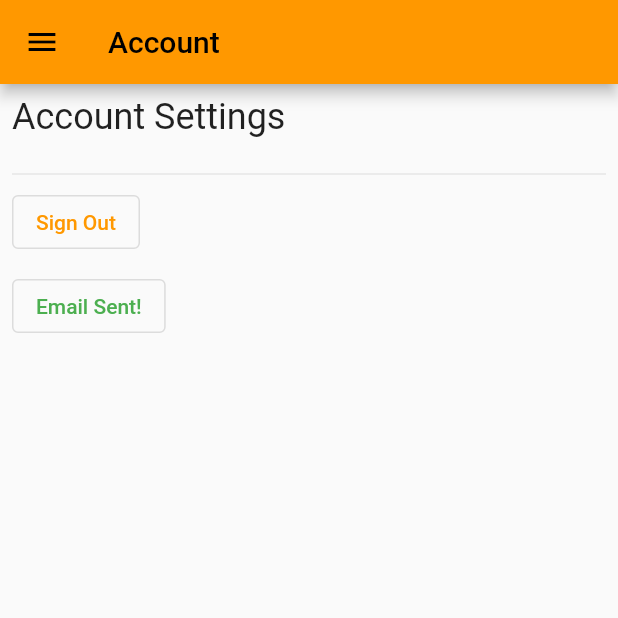
After one commit to PeterTheSalmon/later_flutter, a Flutter app: the AccountSettings screen opened directly, after a tap on "Reset Password", on a phone screen of 412 x 824 dp, the top half of it. The commit adds this screen. Run offline on Flutter 3.47's test engine with Material 2 defaults, Android fonts, the phone set to English and light mode, and no system bars; our stand-ins replace cloud_firestore, firebase_auth, firebase_core, flutter_speed_dial; accounts and stored records are empty; network calls fail.

Commit message:
openingn links works again. Checked url conventions. added account settings

```diff
--- a/lib/services/authentication_service.dart
+++ b/lib/services/authentication_service.dart
@@ -10,6 +10,15 @@ class AuthenticationService with ChangeNotifier {
   Stream<User?> get authStateChanges => _firebaseAuth.authStateChanges();
 
   String? errorMessage;
+
+  Future<void> resetPassword(BuildContext context) async {
+    try {
+      await _firebaseAuth.sendPasswordResetEmail(
+          email: FirebaseAuth.instance.currentUser!.email!);
+    } catch (error) {
+      return;
+    }
+  }
 
   Future<void> signOut(BuildContext context) async {
     await _firebaseAuth.signOut();
--- /dev/null
+++ b/lib/services/check_url_conventions.dart
@@ -0,0 +1,6 @@
+String checkUrlConventions({required String url}) {
+  if (url.startsWith('http://') || url.startsWith('https://')) {
+    return url;
+  }
+  return 'https://$url';
+}
--- /dev/null
+++ b/lib/views/account/account_settings.dart
@@ -0,0 +1,59 @@
+import 'package:firebase_auth/firebase_auth.dart';
+import 'package:flutter/material.dart';
+import 'package:later_flutter/services/authentication_service.dart';
+import 'package:later_flutter/views/standard_drawer.dart';
+import 'package:provider/provider.dart';
+
+class AccountSettings extends StatefulWidget {
+  const AccountSettings({Key? key}) : super(key: key);
+
+  @override
+  State<AccountSettings> createState() => _AccountSettingsState();
+}
+
+class _AccountSettingsState extends State<AccountSettings> {
+  bool _passwordResetSent = false;
+
+  @override
+  Widget build(BuildContext context) {
+    return Scaffold(
+      appBar: AppBar(
+        title: const Text('Account'),
+      ),
+      drawer: const Drawer(child: StandardDrawer()),
+      body: Padding(
+        padding: const EdgeInsets.all(8.0),
+        child: Column(
+          crossAxisAlignment: CrossAxisAlignment.start,
+          children: <Widget>[
+            const Text(
+              'Account Settings',
+              style: TextStyle(fontSize: 24),
+            ),
+            Text(FirebaseAuth.instance.currentUser?.email ?? '',
+                style: const TextStyle(fontSize: 14)),
+            const Divider(),
+            OutlinedButton(
+                onPressed: () {
+                  context.read<AuthenticationService>().signOut(context);
+                },
+                child: const Text("Sign Out")),
+            const SizedBox(height: 8),
+            OutlinedButton(
+                onPressed: () {
+                  context.read<AuthenticationService>().resetPassword(context);
+                  setState(() {
+                    _passwordResetSent = true;
+                  });
+                },
+                child: Text(
+                  _passwordResetSent ? "Email Sent!" : "Reset Password",
+                  style: TextStyle(
+                      color: _passwordResetSent ? Colors.green : null),
+                )),
+          ],
+        ),
+      ),
+    );
+  }
+}
--- a/lib/views/folder_manager.dart
+++ b/lib/views/folder_manager.dart
@@ -19,11 +19,12 @@ class _FolderManagerState extends State<FolderManager> {
     return Scaffold(
         appBar: AppBar(title: const Text("Manage Folders")),
         drawer: const Drawer(child: StandardDrawer()),
-        floatingActionButton: FloatingActionButton(
+        floatingActionButton: FloatingActionButton.extended(
           onPressed: () {
             showNewFolderSheet(context);
           },
-          child: const Icon(Icons.add),
+          label: const Text("New Folder"),
+          icon: const Icon(Icons.add),
           backgroundColor: Colors.orange,
         ),
         body: SingleChildScrollView(
--- a/lib/views/new_link_sheet.dart
+++ b/lib/views/new_link_sheet.dart
@@ -1,6 +1,7 @@
 import 'package:cloud_firestore/cloud_firestore.dart';
 import 'package:firebase_auth/firebase_auth.dart';
 import 'package:flutter/material.dart';
+import 'package:later_flutter/services/check_url_conventions.dart';
 
 Future<void> showNewLinkSheet(BuildContext context,
     {required String parentFolderId}) {
@@ -58,7 +59,8 @@ Future<void> showNewLinkSheet(BuildContext context,
                               "isFavourite": false,
                               "parentFolderId": parentFolderId,
                               "title": titleController.text,
-                              "url": urlController.text,
+                              "url":
+                                  checkUrlConventions(url: urlController.text),
                               "userId": FirebaseAuth.instance.currentUser!.uid
                             });
                             Navigator.pop(context);
--- a/pubspec.yaml
+++ b/pubspec.yaml
@@ -39,6 +39,7 @@ dependencies:
   provider: ^6.0.2
   cloud_firestore: ^3.1.7
   url_launcher: ^6.0.18
+  flutter_speed_dial: ^5.0.0+1
 
 dev_dependencies:
   flutter_test:
```
Also changed, not shown: lib/views/folder_view.dart (+23 -2 lines), lib/views/home_page.dart (+29 -13 lines), lib/views/standard_drawer.dart (+7 -2 lines), pubspec.lock, 2 other files.
